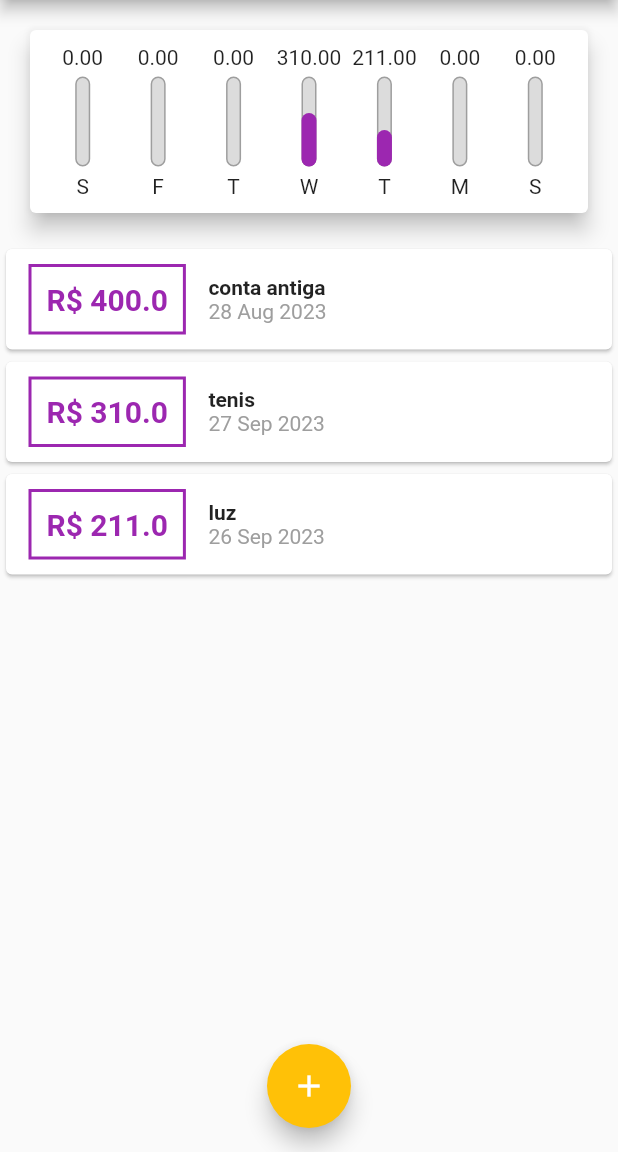
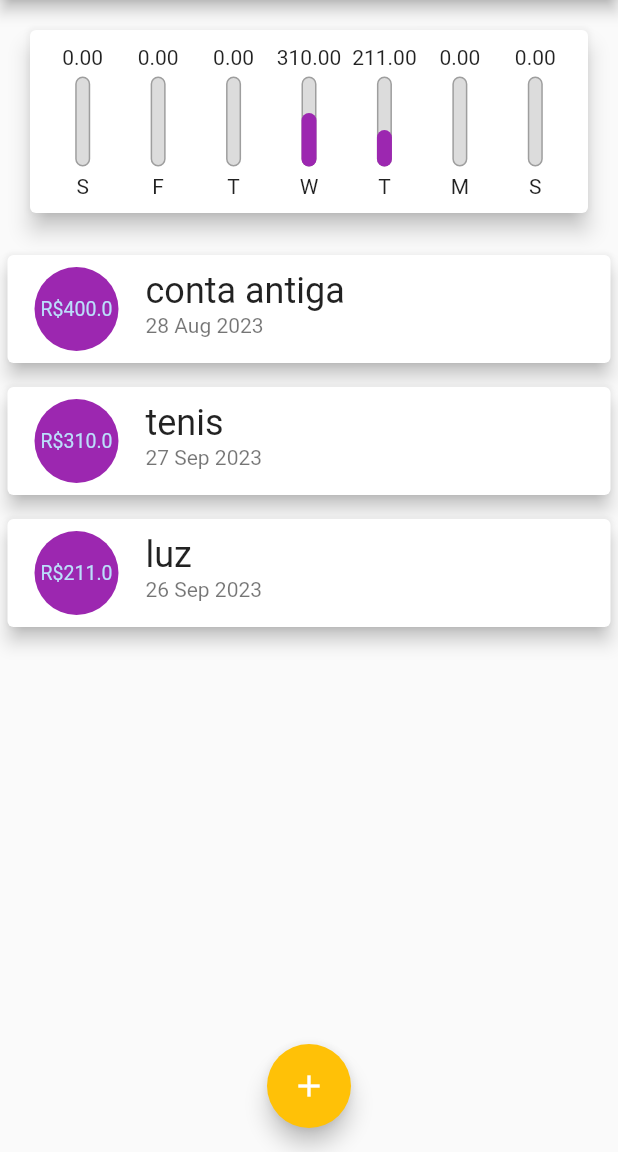
Before and after one commit to IgorAtilar/expenses, a Flutter app: the screen it shows after launch, on a phone screen of 412 x 824 dp, the part 84-1236 px from its top. Run offline on Flutter 3.47's test engine with Material 2 defaults, Android fonts, the phone set to English and light mode, and no system bars.

Commit message:
change transaction card

```diff
--- a/lib/components/transaction_list.dart
+++ b/lib/components/transaction_list.dart
@@ -37,47 +37,29 @@ class Transactionlist extends StatelessWidget {
               itemBuilder: (_, index) {
                 final transaction = transactions[index];
                 return Card(
-                  child: Row(
-                    children: [
-                      Container(
+                  elevation: 5,
                   margin: const EdgeInsets.symmetric(
-                          horizontal: 15,
-                          vertical: 10,
+                    vertical: 8,
+                    horizontal: 5,
                   ),
-                        decoration: BoxDecoration(
-                          border: Border.all(
-                            color: Theme.of(context).colorScheme.primary,
-                            width: 2,
-                          ),
-                        ),
-                        padding: const EdgeInsets.all(10),
-                        child: Text(
-                          'R\$ ${transaction.value.toString()}',
-                          style: TextStyle(
-                            fontWeight: FontWeight.bold,
-                            fontSize: 20,
-                            color: Theme.of(context).colorScheme.primary,
+                  child: ListTile(
+                    leading: CircleAvatar(
+                      radius: 30,
+                      backgroundColor: Theme.of(context).colorScheme.primary,
+                      child: Padding(
+                        padding: const EdgeInsets.all(6),
+                        child: FittedBox(
+                          child: Text('R\$${transaction.value}'),
                         ),
                       ),
                     ),
-                      Column(
-                        crossAxisAlignment: CrossAxisAlignment.start,
-                        children: [
-                          Text(
+                    title: Text(
                       transaction.title,
-                            style: const TextStyle(
-                              fontWeight: FontWeight.bold,
+                      style: Theme.of(context).textTheme.headlineSmall,
                     ),
+                    subtitle: Text(
+                      DateFormat('d MMM y').format(transaction.date),
                     ),
-                          Text(
-                            DateFormat('d MMM y').format(transaction.date),
-                            style: const TextStyle(
-                              color: Colors.grey,
-                            ),
-                          ),
-                        ],
-                      )
-                    ],
                   ),
                 );
               },
```
Lines whose indentation alone changed are shown as unchanged.
